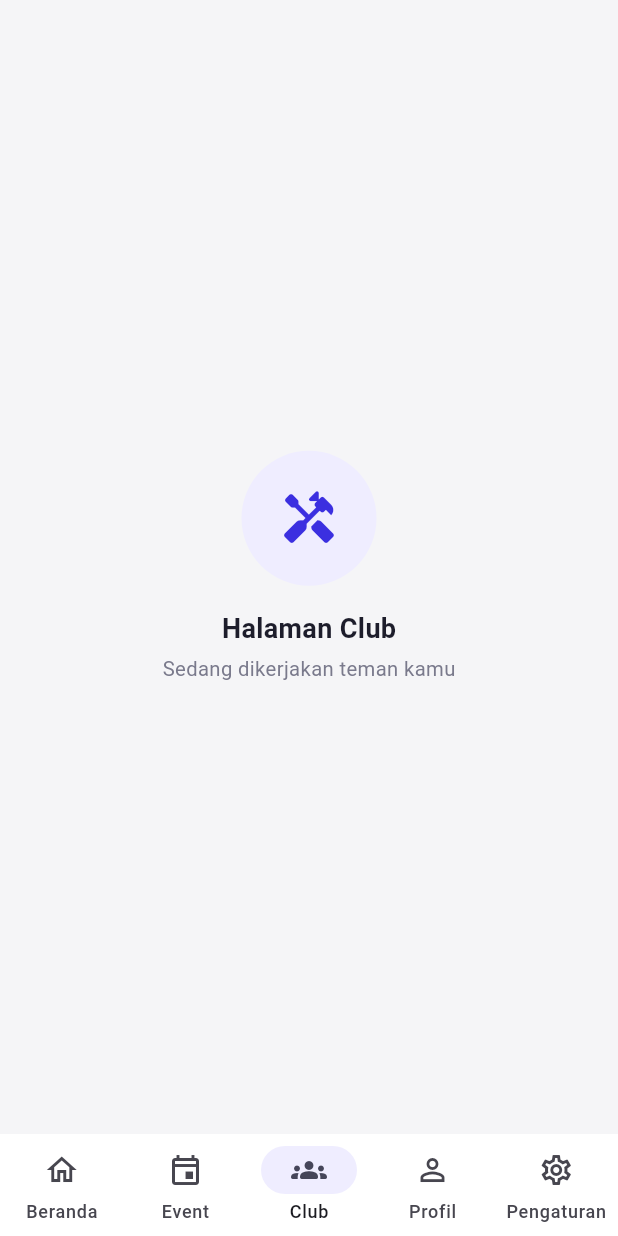
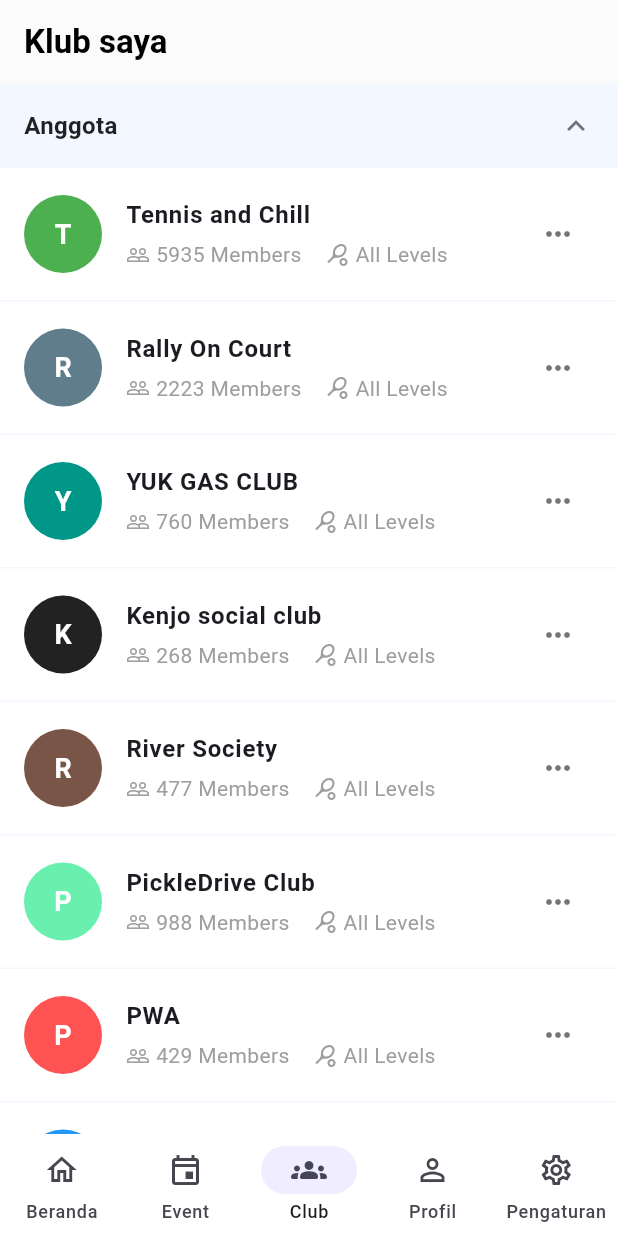
Before and after one commit to almars0306-pixel/Mobile-Programming-Sem3-Reclub-, a Flutter app: the MainShell screen opened directly, item 3 of the bottom bar chosen, on a phone screen of 412 x 824 dp. Run offline on Flutter 3.47's test engine with Material 3 defaults, Android fonts, the phone set to English and light mode, and no system bars; our stand-ins replace shared_preferences; accounts and stored records are empty.

Commit message:
Update halaman club dan onboarding

```diff
--- /dev/null
+++ b/lib/features/club/club_page.dart
@@ -0,0 +1,194 @@
+import 'package:flutter/material.dart';
+
+class ClubPage extends StatefulWidget {
+  const ClubPage({super.key});
+
+  @override
+  State<ClubPage> createState() => _ClubPageState();
+}
+
+class ClubItem {
+  final String nama;
+  final String members;
+  final String level;
+  final Color color;
+
+  const ClubItem({
+    required this.nama,
+    required this.members,
+    required this.level,
+    required this.color,
+  });
+}
+
+class _ClubPageState extends State<ClubPage> {
+  static const bg = Color(0xFFF3F7FF);
+
+  // Daftar club sesuai dengan gambar referensi
+  final List<ClubItem> klubAnggota = [
+    const ClubItem(
+      nama: 'Tennis and Chill',
+      members: '5935 Members',
+      level: 'All Levels',
+      color: Colors.green,
+    ),
+    const ClubItem(
+      nama: 'Rally On Court',
+      members: '2223 Members',
+      level: 'All Levels',
+      color: Colors.blueGrey,
+    ),
+    const ClubItem(
+      nama: 'YUK GAS CLUB',
+      members: '760 Members',
+      level: 'All Levels',
+      color: Colors.teal,
+    ),
+    const ClubItem(
+      nama: 'Kenjo social club',
+      members: '268 Members',
+      level: 'All Levels',
+      color: Colors.black87,
+    ),
+    const ClubItem(
+      nama: 'River Society',
+      members: '477 Members',
+      level: 'All Levels',
+      color: Colors.brown,
+    ),
+    const ClubItem(
+      nama: 'PickleDrive Club',
+      members: '988 Members',
+      level: 'All Levels',
+      color: Colors.greenAccent,
+    ),
+    const ClubItem(
+      nama: 'PWA',
+      members: '429 Members',
+      level: 'All Levels',
+      color: Colors.redAccent,
+    ),
+    const ClubItem(
+      nama: 'Padel Murah Meriah (PMM)',
+      members: '1417 Members',
+      level: 'All Levels',
+      color: Colors.blue,
+    ),
+  ];
+
+  void _keluarDariKlub(ClubItem klub) {
+    setState(() {
+      klubAnggota.remove(klub);
+    });
+    ScaffoldMessenger.of(context).showSnackBar(
+      SnackBar(content: Text('Kamu keluar dari ${klub.nama}')),
+    );
+  }
+
+  @override
+  Widget build(BuildContext context) {
+    return Scaffold(
+      backgroundColor: bg,
+      appBar: AppBar(
+        title: const Text(
+          'Klub saya',
+          style: TextStyle(fontWeight: FontWeight.bold, color: Colors.black),
+        ),
+        backgroundColor: Colors.white,
+        elevation: 0.5,
+        iconTheme: const IconThemeData(color: Colors.black),
+      ),
+      body: Column(
+        crossAxisAlignment: CrossAxisAlignment.start,
+        children: [
+          Padding(
+            padding: const EdgeInsets.all(16.0),
+            child: Row(
+              mainAxisAlignment: MainAxisAlignment.spaceBetween,
+              children: const [
+                Text(
+                  'Anggota',
+                  style: TextStyle(
+                    fontSize: 16,
+                    fontWeight: FontWeight.bold,
+                    color: Colors.black87,
+                  ),
+                ),
+                Icon(Icons.keyboard_arrow_up, color: Colors.black54),
+              ],
+            ),
+          ),
+          Expanded(
+            child: ListView.builder(
+              itemCount: klubAnggota.length,
+              itemBuilder: (context, index) {
+                final klub = klubAnggota[index];
+                return Container(
+                  color: Colors.white,
+                  margin: const EdgeInsets.only(bottom: 1),
+                  child: ListTile(
+                    contentPadding: const EdgeInsets.symmetric(
+                      horizontal: 16,
+                      vertical: 8,
+                    ),
+                    leading: CircleAvatar(
+                      radius: 26,
+                      backgroundColor: klub.color,
+                      child: Text(
+                        klub.nama.substring(0, 1).toUpperCase(),
+                        style: const TextStyle(
+                          color: Colors.white,
+                          fontWeight: FontWeight.bold,
+                          fontSize: 18,
+                        ),
+                      ),
+                    ),
+                    title: Text(
+                      klub.nama,
+                      style: const TextStyle(
+                        fontWeight: FontWeight.bold,
+                        fontSize: 16,
+                      ),
+                    ),
+                    subtitle: Padding(
+                      padding: const EdgeInsets.only(top: 4.0),
+                      child: Row(
+                        children: [
+                          const Icon(Icons.people_outline,
+                              size: 16, color: Colors.grey),
+                          const SizedBox(width: 4),
+                          Text(klub.members,
+                              style: const TextStyle(color: Colors.grey)),
+                          const SizedBox(width: 16),
+                          const Icon(Icons.sports_tennis,
+                              size: 16, color: Colors.grey),
+                          const SizedBox(width: 4),
+                          Text(klub.level,
+                              style: const TextStyle(color: Colors.grey)),
+                        ],
+                      ),
+                    ),
+                    trailing: PopupMenuButton<String>(
+                      onSelected: (value) {
+                        if (value == 'keluar') {
+                          _keluarDariKlub(klub);
+                        }
+                      },
+                      itemBuilder: (BuildContext context) => [
+                        const PopupMenuItem(
+                          value: 'keluar',
+                          child: Text('Keluar Klub'),
+                        ),
+                      ],
+                      icon: const Icon(Icons.more_horiz, color: Colors.black54),
+                    ),
+                  ),
+                );
+              },
+            ),
+          ),
+        ],
+      ),
+    );
+  }
+}
--- a/lib/features/home/main_shell.dart
+++ b/lib/features/home/main_shell.dart
@@ -1,6 +1,7 @@
 import 'package:flutter/material.dart';
 import 'package:provider/provider.dart';
 import '../profile/profile_page.dart';
+import '../club/club_page.dart';
 import '../../theme/app_colors.dart';
 import 'event_controller.dart';
 import 'home_page.dart';
@@ -16,7 +17,6 @@ class MainShell extends StatefulWidget {
 
 class _MainShellState extends State<MainShell> {
   int _selectedIndex = 0;
-
 
   void _pindahKeTabEvent() {
     setState(() {
@@ -42,11 +42,10 @@ class _MainShellState extends State<MainShell> {
       EventPage(
         events: eventController.events,
         onEventChanged: (updatedList) {
-
           eventController.setEvents(updatedList);
         },
       ),
-      const _PlaceholderPage(title: 'Club'),
+      const ClubPage(),
       const ProfilePage(),
       const SettingsPage(),
     ];
@@ -98,52 +97,3 @@ class _MainShellState extends State<MainShell> {
     );
   }
 }
-
-class _PlaceholderPage extends StatelessWidget {
-  final String title;
-  const _PlaceholderPage({required this.title});
-
-  @override
-  Widget build(BuildContext context) {
-    return Scaffold(
-      backgroundColor: AppColors.background,
-      body: Center(
-        child: Column(
-          mainAxisAlignment: MainAxisAlignment.center,
-          children: [
-            Container(
-              width: 90,
-              height: 90,
-              decoration: const BoxDecoration(
-                shape: BoxShape.circle,
-                color: AppColors.primarySoft,
-              ),
-              child: const Icon(
-                Icons.handyman_rounded,
-                size: 40,
-                color: AppColors.primary,
-              ),
-            ),
-            const SizedBox(height: 16),
-            Text(
-              'Halaman $title',
-              style: const TextStyle(
-                fontSize: 18,
-                fontWeight: FontWeight.w700,
-                color: AppColors.textDark,
-              ),
-            ),
-            const SizedBox(height: 4),
-            const Text(
-              'Sedang dikerjakan teman kamu',
-              style: TextStyle(
-                fontSize: 13.5,
-                color: AppColors.textGrey,
-              ),
-            ),
-          ],
-        ),
-      ),
-    );
-  }
-}
```
